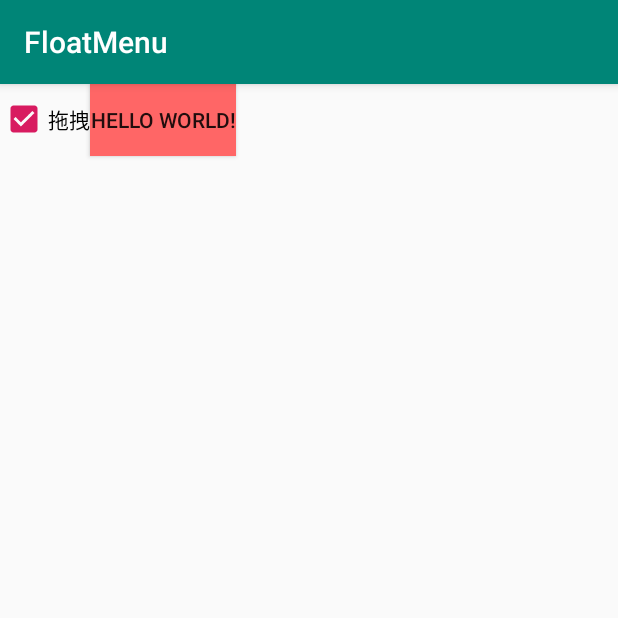
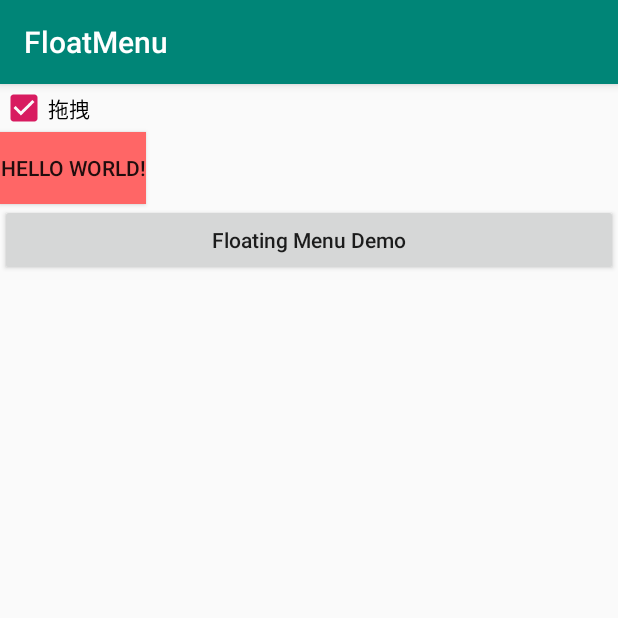
Before and after one commit to fangzhengo500/FloatMenu, an Android app: the screen it shows after launch (MainActivity), on a phone screen of 412 x 824 dp, the top half of it. Run offline under Robolectric (Android 15) with nearby library versions, the phone set to English and light mode, and no system bars.

Commit message:
floating menu

```diff
--- a/app/build.gradle
+++ b/app/build.gradle
@@ -26,4 +26,5 @@ dependencies {
     androidTestImplementation 'com.android.support.test:runner:1.0.2'
     androidTestImplementation 'com.android.support.test.espresso:espresso-core:3.0.2'
     implementation project(':floatingmenu')
+    implementation 'com.android.support:cardview-v7:28.0.0'
 }
--- a/app/src/main/AndroidManifest.xml
+++ b/app/src/main/AndroidManifest.xml
@@ -16,6 +16,7 @@
                 <category android:name="android.intent.category.LAUNCHER" />
             </intent-filter>
         </activity>
+        <activity android:name=".FloatingMenuActivity" />
     </application>
 
 </manifest>
--- a/app/src/main/java/com/example/administrator/floatmenu/MainActivity.java
+++ b/app/src/main/java/com/example/administrator/floatmenu/MainActivity.java
@@ -1,17 +1,19 @@
 package com.example.administrator.floatmenu;
 
+import android.app.Activity;
+import android.content.Intent;
 import android.support.v7.app.AppCompatActivity;
 import android.os.Bundle;
 import android.view.View;
 import android.widget.CheckBox;
 import android.widget.CompoundButton;
 
-import com.loosu.floatingmenu.FloatingMenu;
+import com.loosu.floatingmenu.boommenu.BoomMenu;
 
 public class MainActivity extends AppCompatActivity implements CompoundButton.OnCheckedChangeListener {
 
     private CheckBox mCbDraggable;
-    private FloatingMenu mFloatingMenu;
+    private BoomMenu mFloatingMenu;
 
     @Override
     protected void onCreate(Bundle savedInstanceState) {
@@ -20,7 +22,7 @@ public class MainActivity extends AppCompatActivity implements CompoundButton.On
         View btnActionMenu = findViewById(R.id.btn_action_menu);
         mCbDraggable = (CheckBox) findViewById(R.id.cb_draggable);
 
-        mFloatingMenu = new FloatingMenu(btnActionMenu);
+        mFloatingMenu = new BoomMenu(btnActionMenu);
 
         mCbDraggable.setChecked(mFloatingMenu.isDraggale());
 
@@ -31,4 +33,17 @@ public class MainActivity extends AppCompatActivity implements CompoundButton.On
     public void onCheckedChanged(CompoundButton compoundButton, boolean b) {
         mFloatingMenu.setDraggable(b);
     }
+
+    public void onClick(View view) {
+        switch (view.getId()) {
+            case R.id.btn_floating_menu_demo:
+                jump2Activity(FloatingMenuActivity.class);
+                break;
+        }
+    }
+
+    private void jump2Activity(Class<? extends Activity> activityClass) {
+        Intent intent = new Intent(this, activityClass);
+        startActivity(intent);
+    }
 }
--- a/app/src/main/res/layout/activity_main.xml
+++ b/app/src/main/res/layout/activity_main.xml
@@ -4,6 +4,7 @@
     xmlns:tools="http://schemas.android.com/tools"
     android:layout_width="match_parent"
     android:layout_height="match_parent"
+    android:orientation="vertical"
     tools:context=".MainActivity">
 
     <CheckBox
@@ -23,4 +24,11 @@
         app:layout_constraintRight_toRightOf="parent"
         app:layout_constraintTop_toTopOf="parent" />
 
+    <Button
+        android:id="@+id/btn_floating_menu_demo"
+        android:layout_width="match_parent"
+        android:layout_height="wrap_content"
+        android:text="Floating Menu Demo"
+        android:onClick="onClick"
+        android:textAllCaps="false" />
 </LinearLayout>
--- a/floatingmenu/src/main/java/com/loosu/floatingmenu/FloatingMenu.java
+++ b/floatingmenu/src/main/java/com/loosu/floatingmenu/boommenu/BoomMenu.java
@@ -1,4 +1,4 @@
-package com.loosu.floatingmenu;
+package com.loosu.floatingmenu.boommenu;
 
 import android.app.Activity;
 import android.content.Context;
@@ -11,11 +11,15 @@ import android.view.View;
 import android.view.ViewGroup;
 import android.widget.ImageView;
 
+import com.loosu.floatingmenu.IFloatingMenu;
+import com.loosu.floatingmenu.R;
+import com.loosu.floatingmenu.Util;
+
 import java.util.Arrays;
 
 
-public class FloatingMenu implements IFloatingMenu {
-    private static final String TAG = "FloatingMenu";
+public class BoomMenu implements IFloatingMenu {
+    private static final String TAG = "BoomMenu";
 
     private Context mContext = null;
 
@@ -26,7 +30,7 @@ public class FloatingMenu implements IFloatingMenu {
     private ItemPanel mItemPanel = null;
 
 
-    public FloatingMenu(View actionView) {
+    public BoomMenu(View actionView) {
         mContext = actionView.getContext();
 
         mActionView = actionView;
--- a/floatingmenu/src/main/java/com/loosu/floatingmenu/CircleMenuPanel.java
+++ b/floatingmenu/src/main/java/com/loosu/floatingmenu/boommenu/CircleMenuPanel.java
@@ -1,4 +1,4 @@
-package com.loosu.floatingmenu;
+package com.loosu.floatingmenu.boommenu;
 
 import android.content.Context;
 import android.graphics.Path;
@@ -10,6 +10,9 @@ import android.view.View;
 import android.view.ViewGroup;
 import android.view.ViewParent;
 import android.widget.FrameLayout;
+
+import com.loosu.floatingmenu.AnimationHelper;
+import com.loosu.floatingmenu.IFloatingMenu;
 
 import java.util.ArrayList;
 import java.util.List;
--- a/floatingmenu/src/main/java/com/loosu/floatingmenu/MenuItem.java
+++ b/floatingmenu/src/main/java/com/loosu/floatingmenu/boommenu/MenuItem.java
@@ -1,7 +1,9 @@
-package com.loosu.floatingmenu;
+package com.loosu.floatingmenu.boommenu;
 
 import android.support.annotation.NonNull;
 import android.view.View;
+
+import com.loosu.floatingmenu.IFloatingMenu;
 
 public class MenuItem implements IFloatingMenu.Item {
 
```
Also changed, not shown: app/src/main/java/com/example/administrator/floatmenu/FloatingMenuActivity.java (added, +13 -0 lines), app/src/main/res/layout/activity_floating_menu.xml (added, +17 -0 lines), floatingmenu/src/main/java/com/loosu/floatingmenu/floatingmenu/FloatingMenu.java (added, +85 -0 lines), floatingmenu/src/main/res/drawable/background_floating_menu_panel.xml (added, +9 -0 lines), floatingmenu/src/main/res/layout/view_floating_menu.xml (added, +20 -0 lines).
